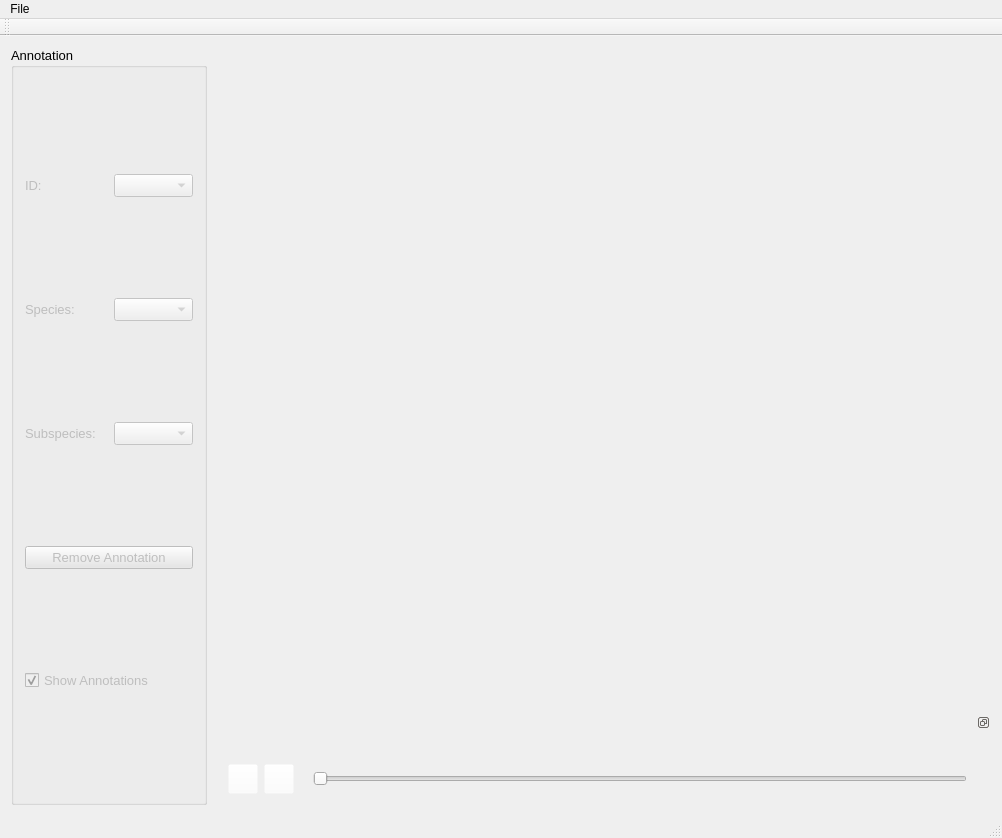
First picture: the form in src/image_annotator/mainwindow.ui, repository cvisionai/Tator-Native, before the edit.
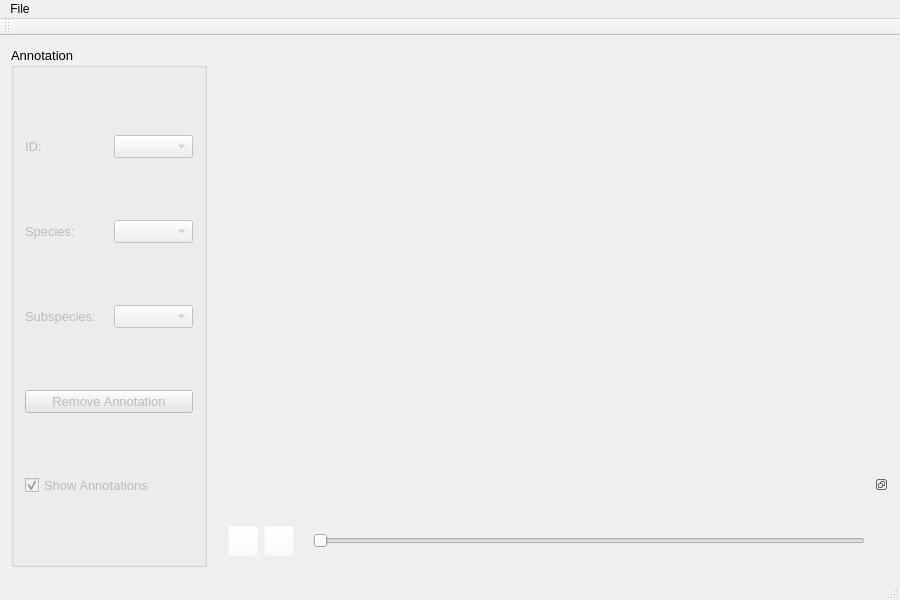
Second picture: the form after the edit.

Patch:
```diff
--- a/src/image_annotator/mainwindow.ui
+++ b/src/image_annotator/mainwindow.ui
@@ -6,8 +6,8 @@
    <rect>
     <x>0</x>
     <y>0</y>
-    <width>1002</width>
-    <height>838</height>
+    <width>900</width>
+    <height>600</height>
    </rect>
   </property>
   <property name="windowTitle">
@@ -377,7 +377,7 @@
     <rect>
      <x>0</x>
      <y>0</y>
-     <width>1002</width>
+     <width>900</width>
      <height>21</height>
     </rect>
    </property>
```
